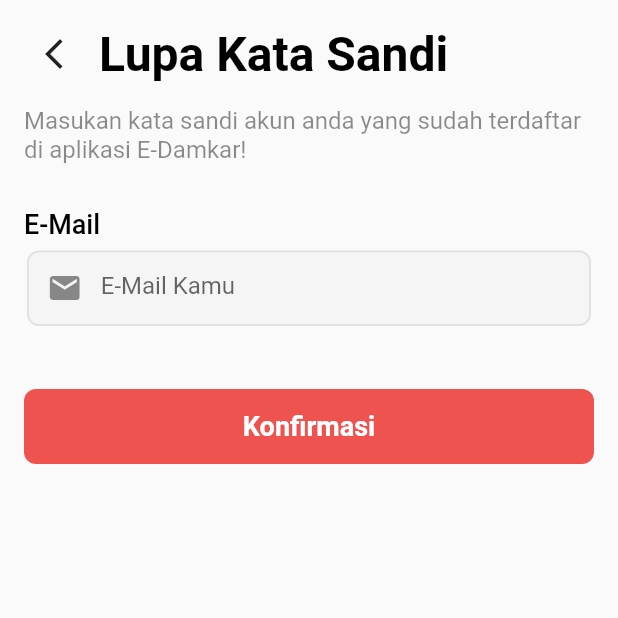
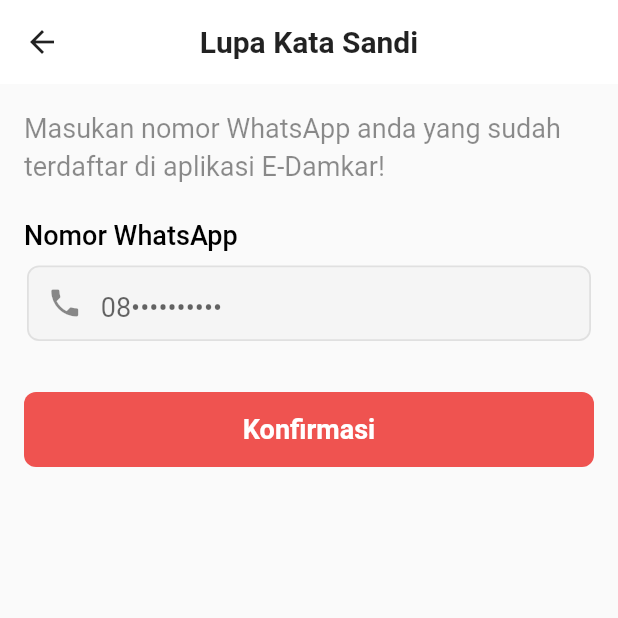
Before and after one commit to MaulanaAkbarF/E-DAMKAR_A2-A3, a Flutter app: the ResetPassPage screen opened by its route, on a phone screen of 412 x 824 dp, the top half of it. Run offline on Flutter 3.47's test engine with Material 2 defaults, Android fonts, the phone set to English and light mode, and no system bars; our stand-ins replace awesome_snackbar_content, carousel_slider, flutter_svg, fluttertoast, geocoding, geolocator and 7 more; missing offline and left inert: dart:ffi; accounts and stored records are empty; network calls fail; Roboto replaces fonts that are missing (font/inter_black.ttf, font/inter_bold.ttf, font/inter_regular.ttf).

Commit message:
add reset password

```diff
--- a/lib/pages/otpverification.dart
+++ b/lib/pages/otpverification.dart
@@ -47,6 +47,7 @@ final List<Map> teksStyleOtpVerification = [
     'SemiBold1': const TextStyle(
         fontFamily: "font/inter_bold.ttf",
         color: Colors.black45,
+        height: 1.4,
         fontSize: (18)),
     'SemiBold2': const TextStyle(
         fontFamily: "font/inter_extrabold.ttf",
--- a/lib/pages/resetpass.dart
+++ b/lib/pages/resetpass.dart
@@ -1,5 +1,4 @@
 import 'dart:async';
-
 import 'package:edamkar_1/pages/otpverification.dart';
 import 'package:edamkar_1/pages/signin.dart';
 import 'package:flutter/material.dart';
@@ -11,34 +10,24 @@ class ResetPassPage extends StatefulWidget {
   State<ResetPassPage> createState() => _ResetPassPageState();
 }
 
-// ------------------------------------------------------------------------------------------------------------------------------------------
-// atur teks yang akan ditampilkan
-
 final List<Map> teksResetPass = [
   {
     'Header': 'Lupa Kata Sandi',
     'SubHeader':
-        'Masukan kata sandi akun anda yang sudah terdaftar di aplikasi E-Damkar!',
-    'Email': 'E-Mail',
-    'EmailHint': 'E-Mail Kamu',
+        'Masukan nomor WhatsApp anda yang sudah terdaftar di aplikasi E-Damkar!',
+    'Email': 'Nomor WhatsApp',
+    'EmailHint': '08••••••••••',
     'ButtonLogin': 'Konfirmasi'
   }
 ].cast<Map<String, String>>();
 
-// ------------------------------------------------------------------------------------------------------------------------------------------
-// atur style teks
-
 final List<Map> teksStyleResetPass = [
   {
-    'Bold1': const TextStyle(
-        fontFamily: "font/inter_black.ttf",
-        color: Colors.black,
-        fontSize: (32),
-        fontWeight: FontWeight.w700),
     'SemiBold1': const TextStyle(
         fontFamily: "font/inter_bold.ttf",
         color: Colors.black45,
-        fontSize: (16)),
+        height: 1.4,
+        fontSize: (18)),
     'SemiBold2': const TextStyle(
         fontFamily: "font/inter_extrabold.ttf",
         color: Colors.blueAccent,
@@ -57,12 +46,27 @@ final List<Map> teksStyleResetPass = [
   }
 ];
 
-// ------------------------------------------------------------------------------------------------------------------------------------------
+class _ResetPassPageState extends State<ResetPassPage> {
+  final TextEditingController notelp = TextEditingController();
 
-class _ResetPassPageState extends State<ResetPassPage> {
   @override
   Widget build(BuildContext context) {
     return Scaffold(
+      appBar: AppBar(
+        backgroundColor: Colors.white,
+        foregroundColor: Colors.black87,
+        elevation: 0,
+        centerTitle: true,
+        title: const Text(
+          "Lupa Kata Sandi",
+          style: TextStyle(
+            fontSize: 20,
+            fontFamily: "font/inter_bold.ttf",
+            fontWeight: FontWeight.bold,
+            color: Colors.black87,
+          ),
+        ),
+      ),
       body: SafeArea(
         child: Padding(
           padding: EdgeInsets.all(16),
@@ -74,37 +78,10 @@ class _ResetPassPageState extends State<ResetPassPage> {
                     child: SingleChildScrollView(
                       child: Column(
                         children: [
-                          Row(
-                            children: [
-                              Material(
-                                clipBehavior: Clip.antiAliasWithSaveLayer,
-                                borderRadius: BorderRadius.circular(8),
-                                child: InkWell(
-                                  splashColor: Colors.grey.shade400,
-                                  highlightColor: Colors.grey.shade600,
-                                  onTap: () {
-                                    navToSignInPage(context);
-                                  },
-                                  child: Padding(
-                                    padding: EdgeInsets.only(right: 10),
-                                    child: Container(
-                                      width: 40,
-                                      height: 40,
-                                      child: Icon(Icons.arrow_back_ios_new),
-                                    ),
-                                  ),
-                                ),
-                              ),
-                              Text(teks['Header'],
-                                  overflow: TextOverflow.ellipsis,
-                                  maxLines: 1,
-                                  style: teksStyle['Bold1']),
-                            ],
-                          ),
                           Align(
                             alignment: FractionalOffset.topLeft,
                             child: Padding(
-                              padding: EdgeInsets.only(top: 15),
+                              padding: EdgeInsets.only(top: 0),
                               child: Text(teks['SubHeader'],
                                   overflow: TextOverflow.ellipsis,
                                   maxLines: 4,
@@ -114,7 +91,7 @@ class _ResetPassPageState extends State<ResetPassPage> {
                           Align(
                             alignment: FractionalOffset.topLeft,
                             child: Padding(
-                              padding: EdgeInsets.only(top: 30),
+                              padding: EdgeInsets.only(top: 24),
                               child: Text(teks['Email'],
                                   overflow: TextOverflow.ellipsis,
                                   maxLines: 1,
@@ -124,7 +101,7 @@ class _ResetPassPageState extends State<ResetPassPage> {
                           Align(
                             alignment: FractionalOffset.topLeft,
                             child: Padding(
-                              padding: EdgeInsets.only(top: 5),
+                              padding: EdgeInsets.only(top: 8),
                               child: Container(
                                 width: double.infinity,
                                 margin: EdgeInsets.all(2),
@@ -135,12 +112,12 @@ class _ResetPassPageState extends State<ResetPassPage> {
                                         color: Colors.grey.shade300,
                                         width: 1.2)),
                                 child: TextField(
-                                  // controller: pass,
+                                  controller: notelp,
                                   cursorColor: Colors.black,
                                   style: teksStyle['SemiBold1'],
                                   decoration: InputDecoration(
                                       hintText: teks['EmailHint'],
-                                      prefixIcon: Icon(Icons.mail),
+                                      prefixIcon: Icon(Icons.phone),
                                       contentPadding:
                                           EdgeInsets.fromLTRB(10, 13, 10, 7),
                                       border: InputBorder.none),
@@ -151,7 +128,7 @@ class _ResetPassPageState extends State<ResetPassPage> {
                           Align(
                             alignment: Alignment.center,
                             child: Padding(
-                              padding: EdgeInsets.only(top: 40),
+                              padding: EdgeInsets.only(top: 32),
                               child: Material(
                                 color: Colors.red.shade400,
                                 clipBehavior: Clip.antiAliasWithSaveLayer,
@@ -160,7 +137,34 @@ class _ResetPassPageState extends State<ResetPassPage> {
                                   splashColor: Colors.red.shade700,
                                   highlightColor: Colors.red.shade900,
                                   onTap: () {
-                                    navToOtpVerificationPage(context);
+                                    Timer(Duration(seconds: 0), () {
+                                      Navigator.push(
+                                          context,
+                                          PageRouteBuilder(
+                                            pageBuilder: (_, __, ___) =>
+                                                OtpVerificationPage(
+                                              kodeOtp: '999999',
+                                              noHp: notelp.text,
+                                            ),
+                                            transitionsBuilder: (context,
+                                                animation,
+                                                secondaryAnimation,
+                                                child) {
+                                              return SlideTransition(
+                                                position: Tween<Offset>(
+                                                  begin: Offset(-1, 0),
+                                                  end: Offset.zero,
+                                                ).animate(
+                                                  CurvedAnimation(
+                                                    parent: animation,
+                                                    curve: Curves.easeInOut,
+                                                  ),
+                                                ),
+                                                child: child,
+                                              );
+                                            },
+                                          ));
+                                    });
                                   },
                                   child: Container(
                                     height: 50,
@@ -188,50 +192,3 @@ class _ResetPassPageState extends State<ResetPassPage> {
     );
   }
 }
-
-// fungsi
-void navToSignInPage(BuildContext context) {
-  Timer(Duration(seconds: 0), () {
-    Navigator.push(
-        context,
-        PageRouteBuilder(
-          pageBuilder: (_, __, ___) => SignInPage(),
-          transitionsBuilder: (context, animation, secondaryAnimation, child) {
-            return SlideTransition(
-              position: Tween<Offset>(
-                begin: Offset(-1, 0),
-                end: Offset.zero,
-              ).animate(
-                CurvedAnimation(
-                  parent: animation,
-                  curve: Curves.easeInOut,
-                ),
-              ),
-              child: child,
-            );
-          },
-        ));
-  });
-}
-
-void navToOtpVerificationPage(BuildContext context) {
-  Timer(Duration(seconds: 0), () {
-    // Navigator.push(context, PageRouteBuilder(
-    //   pageBuilder: (_, __, ___) => OtpVerificationPage(),
-    //   transitionsBuilder: (context, animation, secondaryAnimation, child) {
-    //     return SlideTransition(
-    //       position: Tween<Offset>(
-    //         begin: Offset(-1, 0),
-    //         end: Offset.zero,
-    //       ).animate(
-    //         CurvedAnimation(
-    //           parent: animation,
-    //           curve: Curves.easeInOut,
-    //         ),
-    //       ),
-    //       child: child,
-    //     );
-    //   },
-    // ));
-  });
-}
```
